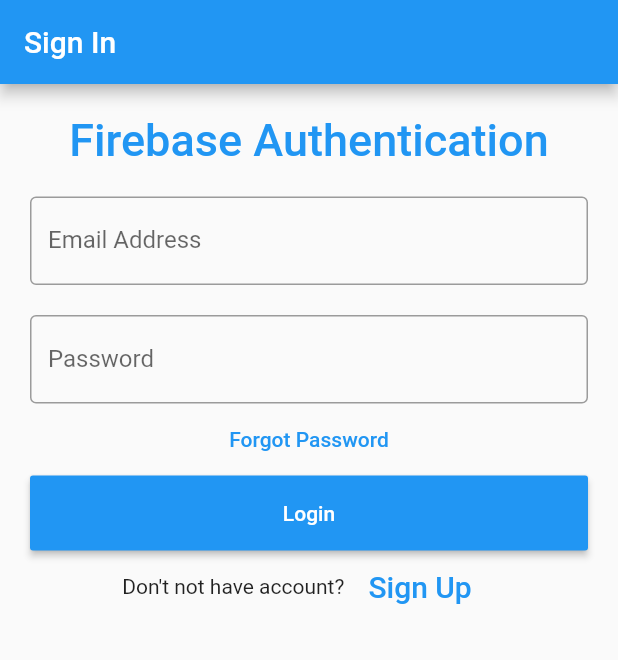
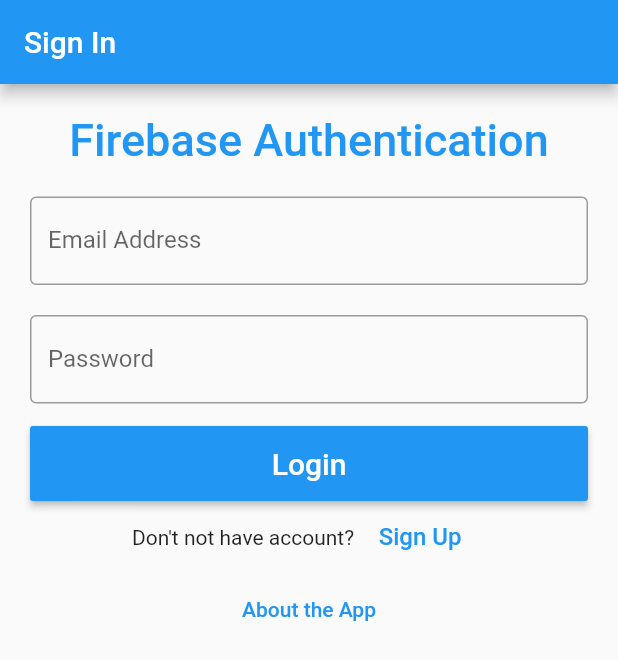
Before and after one commit to NatnaelAlemayehu/MD_Inclass_Activity, a Flutter app: the screen it shows after launch, on a phone screen of 412 x 824 dp. Shown: the top 660 px of the screen. Run offline on Flutter 3.47's test engine with Material 2 defaults, Android fonts, the phone set to English and light mode, and no system bars; our stand-ins replace firebase_auth, firebase_core, modal_progress_hud; accounts and stored records are empty.

```diff
--- a/lib/setup/login.dart
+++ b/lib/setup/login.dart
@@ -1,12 +1,15 @@
 import 'package:flutter/material.dart';
+import 'package:loginscreen/pages/details.dart';
 import './signup.dart';
 import 'package:firebase_auth/firebase_auth.dart';
 import 'package:loginscreen/pages/home.dart';
 import 'package:modal_progress_hud/modal_progress_hud.dart';
 
 class LoginPage extends StatefulWidget {
+  const LoginPage({Key key}) : super(key: key);
+
   @override
-  State<StatefulWidget> createState() => new _State();
+  State<StatefulWidget> createState() => _State();
 }
 
 class _State extends State<LoginPage> {
@@ -67,12 +70,8 @@ class _State extends State<LoginPage> {
                   ),
                 ),
               ),
-              FlatButton(
-                onPressed: () {
-                  //forgot password screen
-                },
-                textColor: Colors.blue,
-                child: Text('Forgot Password'),
+              SizedBox(
+                height: 15,
               ),
               Container(
                 height: 50,
@@ -81,7 +80,7 @@ class _State extends State<LoginPage> {
                 child: RaisedButton(
                   textColor: Colors.white,
                   color: Colors.blue,
-                  child: Text('Login'),
+                  child: Text('Login', style: TextStyle(fontSize: 20)),
                   onPressed: () async {
                     setState(() {
                       showSpinner = true;
@@ -118,7 +117,7 @@ class _State extends State<LoginPage> {
                     textColor: Colors.blue,
                     child: Text(
                       'Sign Up',
-                      style: TextStyle(fontSize: 20),
+                      style: TextStyle(fontSize: 16),
                     ),
                     onPressed: () {
                       Navigator.push(
@@ -129,7 +128,19 @@ class _State extends State<LoginPage> {
                   )
                 ],
                 mainAxisAlignment: MainAxisAlignment.center,
-              ))
+              )),
+              FlatButton(
+                onPressed: () {
+                  Navigator.push(
+                    context,
+                    MaterialPageRoute(
+                      builder: (context) => DetailsPage(),
+                    ),
+                  );
+                },
+                textColor: Colors.blue,
+                child: Text('About the App'),
+              ),
             ],
           ),
         ),
--- a/pubspec.yaml
+++ b/pubspec.yaml
@@ -23,8 +23,8 @@ environment:
 dependencies:
   flutter:
     sdk: flutter
-  firebase_core: "^0.7.0"
-  firebase_auth: "^0.20.1"
+  firebase_core: ^1.0.2
+  firebase_auth: ^1.0.1
   modal_progress_hud: "^0.1.3"
 
 
```
Also changed, not shown: lib/pages/details.dart (added, +52 -0 lines), lib/pages/home.dart (+10 -2 lines), lib/setup/signup.dart (+20 -11 lines), pubspec.lock, 3 other files.
